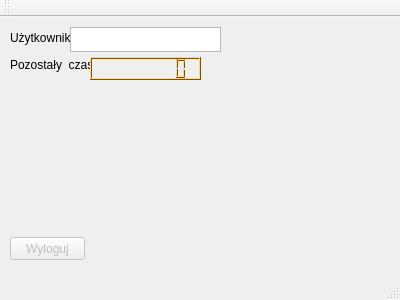
Qt form timeguard.ui (byebye/TimeGuard) before a commit.
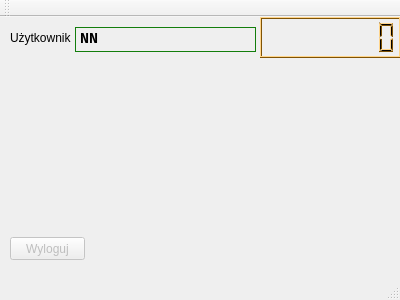
The same form after that commit. Custom widgets are drawn as their Qt base class.

Commit message: Change window layout and make some refactoring

What changed in the file:
```diff
--- a/timeguard.ui
+++ b/timeguard.ui
@@ -14,16 +14,6 @@
    <string>TimeGuard</string>
   </property>
   <widget class="QWidget" name="centralWidget">
-   <widget class="QTextBrowser" name="loggedUsername">
-    <property name="geometry">
-     <rect>
-      <x>70</x>
-      <y>10</y>
-      <width>151</width>
-      <height>25</height>
-     </rect>
-    </property>
-   </widget>
    <widget class="QPushButton" name="logOffButton">
     <property name="enabled">
      <bool>false</bool>
@@ -56,26 +46,13 @@
      <string>Użytkownik:</string>
     </property>
    </widget>
-   <widget class="QLabel" name="timeRemainingLabel">
+   <widget class="Timer" name="timeRemainingLCD">
     <property name="geometry">
      <rect>
-      <x>10</x>
-      <y>40</y>
-      <width>81</width>
-      <height>16</height>
-     </rect>
-    </property>
-    <property name="text">
-     <string>Pozostały  czas:</string>
-    </property>
-   </widget>
-   <widget class="countdownTimer" name="timeRemainingLCD">
-    <property name="geometry">
-     <rect>
-      <x>90</x>
-      <y>40</y>
-      <width>111</width>
-      <height>23</height>
+      <x>260</x>
+      <y>0</y>
+      <width>141</width>
+      <height>41</height>
      </rect>
     </property>
     <property name="palette">
@@ -509,6 +486,443 @@
      <enum>QLCDNumber::Filled</enum>
     </property>
    </widget>
+   <widget class="QLabel" name="userNameLabel">
+    <property name="geometry">
+     <rect>
+      <x>75</x>
+      <y>10</y>
+      <width>181</width>
+      <height>25</height>
+     </rect>
+    </property>
+    <property name="palette">
+     <palette>
+      <active>
+       <colorrole role="WindowText">
+        <brush brushstyle="SolidPattern">
+         <color alpha="255">
+          <red>0</red>
+          <green>0</green>
+          <blue>0</blue>
+         </color>
+        </brush>
+       </colorrole>
+       <colorrole role="Button">
+        <brush brushstyle="SolidPattern">
+         <color alpha="255">
+          <red>25</red>
+          <green>163</green>
+          <blue>16</blue>
+         </color>
+        </brush>
+       </colorrole>
+       <colorrole role="Light">
+        <brush brushstyle="SolidPattern">
+         <color alpha="255">
+          <red>37</red>
+          <green>245</green>
+          <blue>24</blue>
+         </color>
+        </brush>
+       </colorrole>
+       <colorrole role="Midlight">
+        <brush brushstyle="SolidPattern">
+         <color alpha="255">
+          <red>31</red>
+          <green>204</green>
+          <blue>20</blue>
+         </color>
+        </brush>
+       </colorrole>
+       <colorrole role="Dark">
+        <brush brushstyle="SolidPattern">
+         <color alpha="255">
+          <red>12</red>
+          <green>81</green>
+          <blue>8</blue>
+         </color>
+        </brush>
+       </colorrole>
+       <colorrole role="Mid">
+        <brush brushstyle="SolidPattern">
+         <color alpha="255">
+          <red>16</red>
+          <green>109</green>
+          <blue>10</blue>
+         </color>
+        </brush>
+       </colorrole>
+       <colorrole role="Text">
+        <brush brushstyle="SolidPattern">
+         <color alpha="255">
+          <red>0</red>
+          <green>0</green>
+          <blue>0</blue>
+         </color>
+        </brush>
+       </colorrole>
+       <colorrole role="BrightText">
+        <brush brushstyle="SolidPattern">
+         <color alpha="255">
+          <red>255</red>
+          <green>255</green>
+          <blue>255</blue>
+         </color>
+        </brush>
+       </colorrole>
+       <colorrole role="ButtonText">
+        <brush brushstyle="SolidPattern">
+         <color alpha="255">
+          <red>0</red>
+          <green>0</green>
+          <blue>0</blue>
+         </color>
+        </brush>
+       </colorrole>
+       <colorrole role="Base">
+        <brush brushstyle="SolidPattern">
+         <color alpha="255">
+          <red>255</red>
+          <green>255</green>
+          <blue>255</blue>
+         </color>
+        </brush>
+       </colorrole>
+       <colorrole role="Window">
+        <brush brushstyle="SolidPattern">
+         <color alpha="255">
+          <red>25</red>
+          <green>163</green>
+          <blue>16</blue>
+         </color>
+        </brush>
+       </colorrole>
+       <colorrole role="Shadow">
+        <brush brushstyle="SolidPattern">
+         <color alpha="255">
+          <red>0</red>
+          <green>0</green>
+          <blue>0</blue>
+         </color>
+        </brush>
+       </colorrole>
+       <colorrole role="AlternateBase">
+        <brush brushstyle="SolidPattern">
+         <color alpha="255">
+          <red>140</red>
+          <green>209</green>
+          <blue>135</blue>
+         </color>
+        </brush>
+       </colorrole>
+       <colorrole role="ToolTipBase">
+        <brush brushstyle="SolidPattern">
+         <color alpha="255">
+          <red>255</red>
+          <green>255</green>
+          <blue>220</blue>
+         </color>
+        </brush>
+       </colorrole>
+       <colorrole role="ToolTipText">
+        <brush brushstyle="SolidPattern">
+         <color alpha="255">
+          <red>0</red>
+          <green>0</green>
+          <blue>0</blue>
+         </color>
+        </brush>
+       </colorrole>
+      </active>
+      <inactive>
+       <colorrole role="WindowText">
+        <brush brushstyle="SolidPattern">
+         <color alpha="255">
+          <red>0</red>
+          <green>0</green>
+          <blue>0</blue>
+         </color>
+        </brush>
+       </colorrole>
+       <colorrole role="Button">
+        <brush brushstyle="SolidPattern">
+         <color alpha="255">
+          <red>25</red>
+          <green>163</green>
+          <blue>16</blue>
+         </color>
+        </brush>
+       </colorrole>
+       <colorrole role="Light">
+        <brush brushstyle="SolidPattern">
+         <color alpha="255">
+          <red>37</red>
+          <green>245</green>
+          <blue>24</blue>
+         </color>
+        </brush>
+       </colorrole>
+       <colorrole role="Midlight">
+        <brush brushstyle="SolidPattern">
+         <color alpha="255">
+          <red>31</red>
+          <green>204</green>
+          <blue>20</blue>
+         </color>
+        </brush>
+       </colorrole>
+       <colorrole role="Dark">
+        <brush brushstyle="SolidPattern">
+         <color alpha="255">
+          <red>12</red>
+          <green>81</green>
+          <blue>8</blue>
+         </color>
+        </brush>
+       </colorrole>
+       <colorrole role="Mid">
+        <brush brushstyle="SolidPattern">
+         <color alpha="255">
+          <red>16</red>
+          <green>109</green>
+          <blue>10</blue>
+         </color>
+        </brush>
+       </colorrole>
+       <colorrole role="Text">
+        <brush brushstyle="SolidPattern">
+         <color alpha="255">
+          <red>0</red>
+          <green>0</green>
+          <blue>0</blue>
+         </color>
+        </brush>
+       </colorrole>
+       <colorrole role="BrightText">
+        <brush brushstyle="SolidPattern">
+         <color alpha="255">
+          <red>255</red>
+          <green>255</green>
+          <blue>255</blue>
+         </color>
+        </brush>
+       </colorrole>
+       <colorrole role="ButtonText">
+        <brush brushstyle="SolidPattern">
+         <color alpha="255">
+          <red>0</red>
+          <green>0</green>
+          <blue>0</blue>
+         </color>
+        </brush>
+       </colorrole>
+       <colorrole role="Base">
+        <brush brushstyle="SolidPattern">
+         <color alpha="255">
+          <red>255</red>
+          <green>255</green>
+          <blue>255</blue>
+         </color>
+        </brush>
+       </colorrole>
+       <colorrole role="Window">
+        <brush brushstyle="SolidPattern">
+         <color alpha="255">
+          <red>25</red>
+          <green>163</green>
+          <blue>16</blue>
+         </color>
+        </brush>
+       </colorrole>
+       <colorrole role="Shadow">
+        <brush brushstyle="SolidPattern">
+         <color alpha="255">
+          <red>0</red>
+          <green>0</green>
+          <blue>0</blue>
+         </color>
+        </brush>
+       </colorrole>
+       <colorrole role="AlternateBase">
+        <brush brushstyle="SolidPattern">
+         <color alpha="255">
+          <red>140</red>
+          <green>209</green>
+          <blue>135</blue>
+         </color>
+        </brush>
+       </colorrole>
+       <colorrole role="ToolTipBase">
+        <brush brushstyle="SolidPattern">
+         <color alpha="255">
+          <red>255</red>
+          <green>255</green>
+          <blue>220</blue>
+         </color>
+        </brush>
+       </colorrole>
+       <colorrole role="ToolTipText">
+        <brush brushstyle="SolidPattern">
+         <color alpha="255">
+          <red>0</red>
+          <green>0</green>
+          <blue>0</blue>
+         </color>
+        </brush>
+       </colorrole>
+      </inactive>
+      <disabled>
+       <colorrole role="WindowText">
+        <brush brushstyle="SolidPattern">
+         <color alpha="255">
+          <red>12</red>
+          <green>81</green>
+          <blue>8</blue>
+         </color>
+        </brush>
+       </colorrole>
+       <colorrole role="Button">
+        <brush brushstyle="SolidPattern">
+         <color alpha="255">
+          <red>25</red>
+          <green>163</green>
+          <blue>16</blue>
+         </color>
+        </brush>
+       </colorrole>
+       <colorrole role="Light">
+        <brush brushstyle="SolidPattern">
+         <color alpha="255">
+          <red>37</red>
+          <green>245</green>
+          <blue>24</blue>
+         </color>
+        </brush>
+       </colorrole>
+       <colorrole role="Midlight">
+        <brush brushstyle="SolidPattern">
+         <color alpha="255">
+          <red>31</red>
+          <green>204</green>
+          <blue>20</blue>
+         </color>
+        </brush>
+       </colorrole>
+       <colorrole role="Dark">
+        <brush brushstyle="SolidPattern">
+         <color alpha="255">
+          <red>12</red>
+          <green>81</green>
+          <blue>8</blue>
+         </color>
+        </brush>
+       </colorrole>
+       <colorrole role="Mid">
+        <brush brushstyle="SolidPattern">
+         <color alpha="255">
+          <red>16</red>
+          <green>109</green>
+          <blue>10</blue>
+         </color>
+        </brush>
+       </colorrole>
+       <colorrole role="Text">
+        <brush brushstyle="SolidPattern">
+         <color alpha="255">
+          <red>12</red>
+          <green>81</green>
+          <blue>8</blue>
+         </color>
+        </brush>
+       </colorrole>
+       <colorrole role="BrightText">
+        <brush brushstyle="SolidPattern">
+         <color alpha="255">
+          <red>255</red>
+          <green>255</green>
+          <blue>255</blue>
+         </color>
+        </brush>
+       </colorrole>
+       <colorrole role="ButtonText">
+        <brush brushstyle="SolidPattern">
+         <color alpha="255">
+          <red>12</red>
+          <green>81</green>
+          <blue>8</blue>
+         </color>
+        </brush>
+       </colorrole>
+       <colorrole role="Base">
+        <brush brushstyle="SolidPattern">
+         <color alpha="255">
+          <red>25</red>
+          <green>163</green>
+          <blue>16</blue>
+         </color>
+        </brush>
+       </colorrole>
+       <colorrole role="Window">
+        <brush brushstyle="SolidPattern">
+         <color alpha="255">
+          <red>25</red>
+          <green>163</green>
+          <blue>16</blue>
+         </color>
+        </brush>
+       </colorrole>
+       <colorrole role="Shadow">
+        <brush brushstyle="SolidPattern">
+         <color alpha="255">
+          <red>0</red>
+          <green>0</green>
+          <blue>0</blue>
+         </color>
+        </brush>
+       </colorrole>
+       <colorrole role="AlternateBase">
+        <brush brushstyle="SolidPattern">
+         <color alpha="255">
+          <red>25</red>
+          <green>163</green>
+          <blue>16</blue>
+         </color>
+        </brush>
+       </colorrole>
+       <colorrole role="ToolTipBase">
+        <brush brushstyle="SolidPattern">
+         <color alpha="255">
+          <red>255</red>
+          <green>255</green>
+          <blue>220</blue>
+         </color>
+        </brush>
+       </colorrole>
+       <colorrole role="ToolTipText">
+        <brush brushstyle="SolidPattern">
+         <color alpha="255">
+          <red>0</red>
+          <green>0</green>
+          <blue>0</blue>
+         </color>
+        </brush>
+       </colorrole>
+      </disabled>
+     </palette>
+    </property>
+    <property name="font">
+     <font>
+      <family>Consolas</family>
+      <pointsize>10</pointsize>
+     </font>
+    </property>
+    <property name="frameShape">
+     <enum>QFrame::StyledPanel</enum>
+    </property>
+    <property name="text">
+     <string>&lt;html&gt;&lt;head/&gt;&lt;body&gt;&lt;p&gt;&lt;span style=&quot; font-size:11pt; font-weight:600;&quot;&gt;NN&lt;/span&gt;&lt;/p&gt;&lt;/body&gt;&lt;/html&gt;</string>
+    </property>
+   </widget>
   </widget>
   <widget class="QMenuBar" name="menuBar">
    <property name="geometry">
@@ -533,9 +947,9 @@
  <layoutdefault spacing="6" margin="11"/>
  <customwidgets>
   <customwidget>
-   <class>countdownTimer</class>
+   <class>Timer</class>
    <extends>QLCDNumber</extends>
-   <header>countdownTimer.h</header>
+   <header>timer.h</header>
   </customwidget>
  </customwidgets>
  <resources/>
```
The commit also changes 5 other files.
